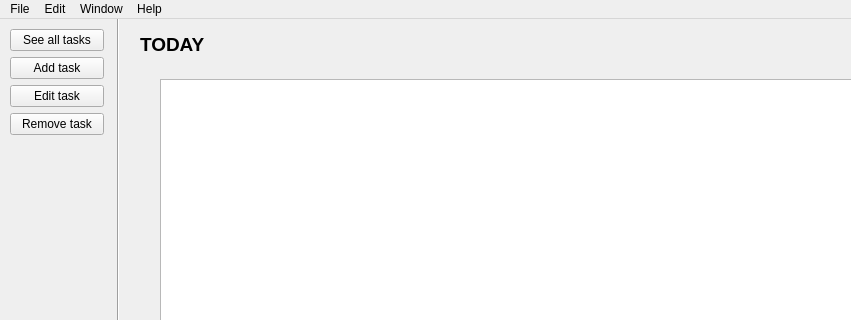
Before: the Qt Designer form designer/mainwindow.ui in mykaelAlves/ToDo-list, drawn with Qt 5; both pictures show x 0 to 851 and y 0 to 320 of the 1366 by 768 pixel window.
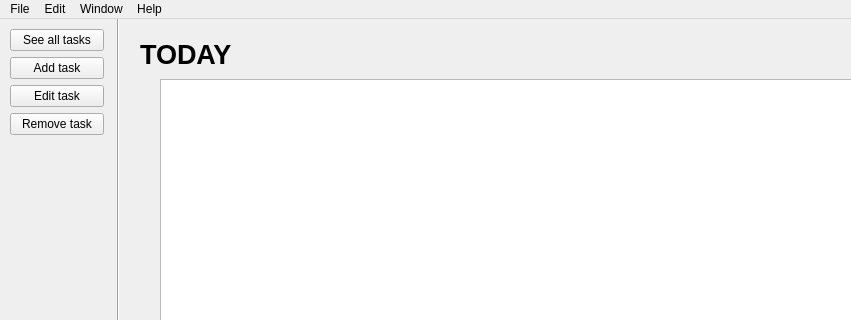
After: the same form once the commit is applied. Icons and pictures are not drawn.

What changed in the file:
```diff
--- a/designer/mainwindow.ui
+++ b/designer/mainwindow.ui
@@ -2356,14 +2356,14 @@
     <property name="geometry">
      <rect>
       <x>140</x>
-      <y>10</y>
+      <y>20</y>
       <width>631</width>
       <height>31</height>
      </rect>
     </property>
     <property name="font">
      <font>
-      <pointsize>14</pointsize>
+      <pointsize>20</pointsize>
       <bold>true</bold>
      </font>
     </property>
@@ -2413,8 +2413,8 @@
    <widget class="QLabel" name="label">
     <property name="geometry">
      <rect>
-      <x>210</x>
-      <y>10</y>
+      <x>240</x>
+      <y>20</y>
       <width>111</width>
       <height>31</height>
      </rect>
```
Left out of the diff: 1 changed line with no effect on the pictures.
